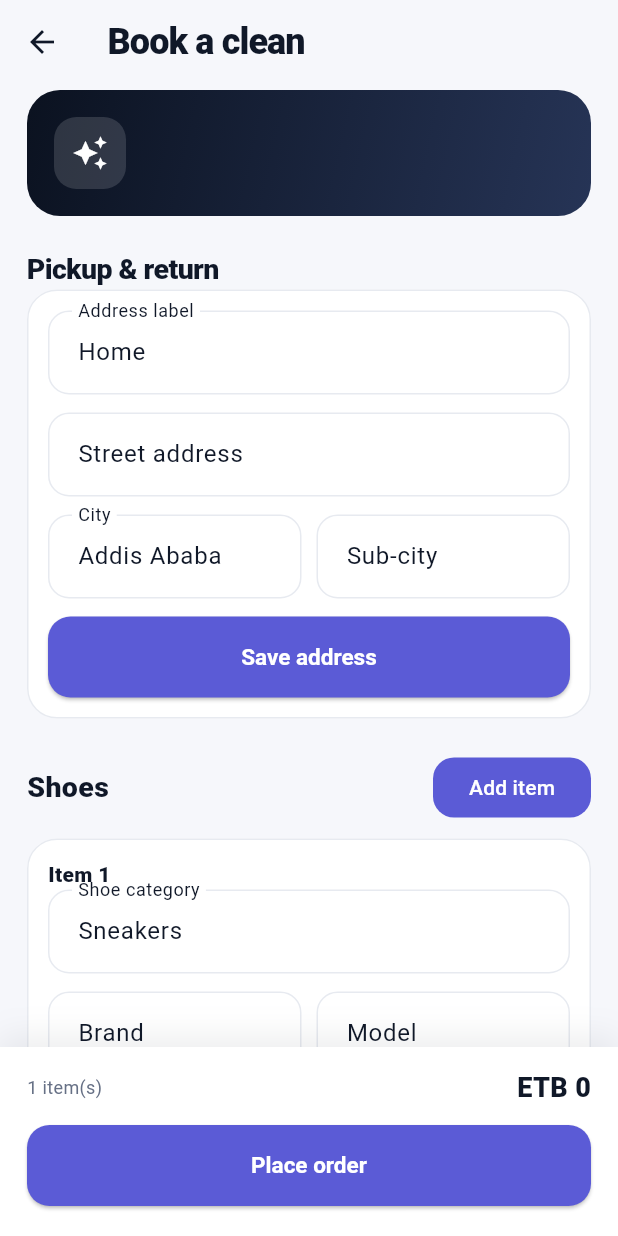
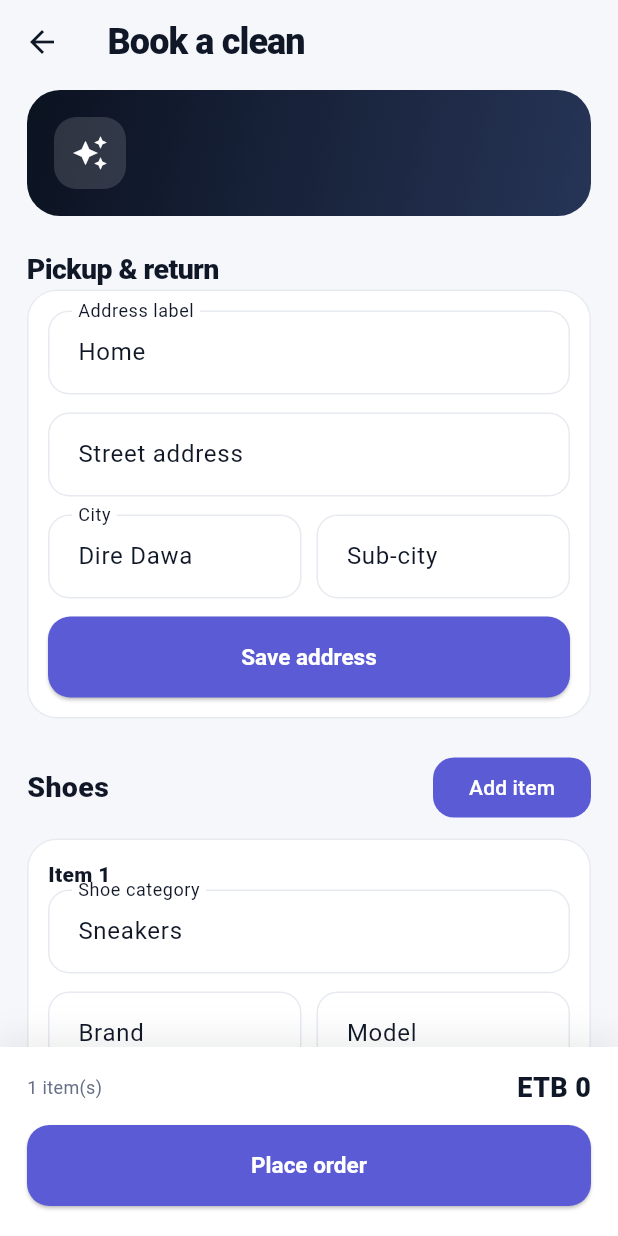
Before and after one commit to feyysel/listro-mobile-app-cross-platform, a Flutter app: the BookingScreen screen opened directly with empty values, on a phone screen of 412 x 824 dp. Run offline on Flutter 3.47's test engine with Material 3 defaults, Android fonts, the phone set to English and light mode, and no system bars; our stand-ins replace shared_preferences; accounts and stored records are empty.

Commit message:
some update

```diff
--- a/apps/mobile/lib/screens/booking_screen.dart
+++ b/apps/mobile/lib/screens/booking_screen.dart
@@ -37,7 +37,7 @@ class _BookingScreenState extends State<BookingScreen> {
   final _customerNotes = TextEditingController();
   final _addressLabel = TextEditingController(text: 'Home');
   final _addressLine = TextEditingController();
-  final _city = TextEditingController(text: 'Addis Ababa');
+  final _city = TextEditingController(text: 'Dire Dawa');
   final _subCity = TextEditingController();
   final _phone = TextEditingController();
   List<AddressModel> _addresses = [];
```
Also changed, not shown: 1 other file.
